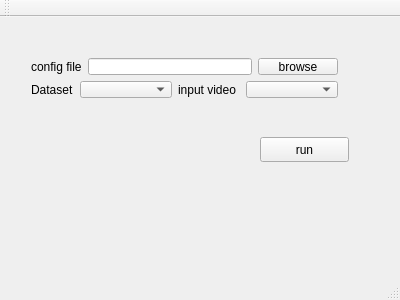
Before: the Qt Designer form objectTracking/src/DataDrive/ObjectCount/MainWindow.ui in yzbx/surveillance-video-system, drawn with Qt 5.
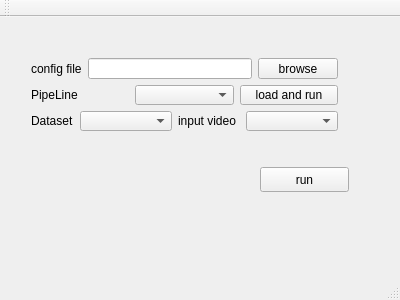
After: the same form once the commit is applied.

Commit message: I prepared for user define pipeline and plugin system

```diff
--- a/objectTracking/src/DataDrive/ObjectCount/MainWindow.ui
+++ b/objectTracking/src/DataDrive/ObjectCount/MainWindow.ui
@@ -18,7 +18,7 @@
     <property name="geometry">
      <rect>
       <x>260</x>
-      <y>120</y>
+      <y>150</y>
       <width>89</width>
       <height>25</height>
      </rect>
@@ -27,13 +27,13 @@
      <string>run</string>
     </property>
    </widget>
-   <widget class="QWidget" name="">
+   <widget class="QWidget" name="layoutWidget">
     <property name="geometry">
      <rect>
       <x>20</x>
       <y>30</y>
       <width>329</width>
-      <height>62</height>
+      <height>95</height>
      </rect>
     </property>
     <layout class="QVBoxLayout" name="verticalLayout">
@@ -58,6 +58,27 @@
        </item>
       </layout>
      </item>
+     <item>
+      <layout class="QHBoxLayout" name="horizontalLayout">
+       <item>
+        <widget class="QLabel" name="label">
+         <property name="text">
+          <string>PipeLine</string>
+         </property>
+        </widget>
+       </item>
+       <item>
+        <widget class="QComboBox" name="comboBox_pipeline"/>
+       </item>
+       <item>
+        <widget class="QPushButton" name="pushButton_pipeline">
+         <property name="text">
+          <string>load and run</string>
+         </property>
+        </widget>
+       </item>
+      </layout>
+     </item>
      <item>
       <layout class="QHBoxLayout" name="horizontalLayout_4">
        <item>
```
The commit also changes 6 other files.
